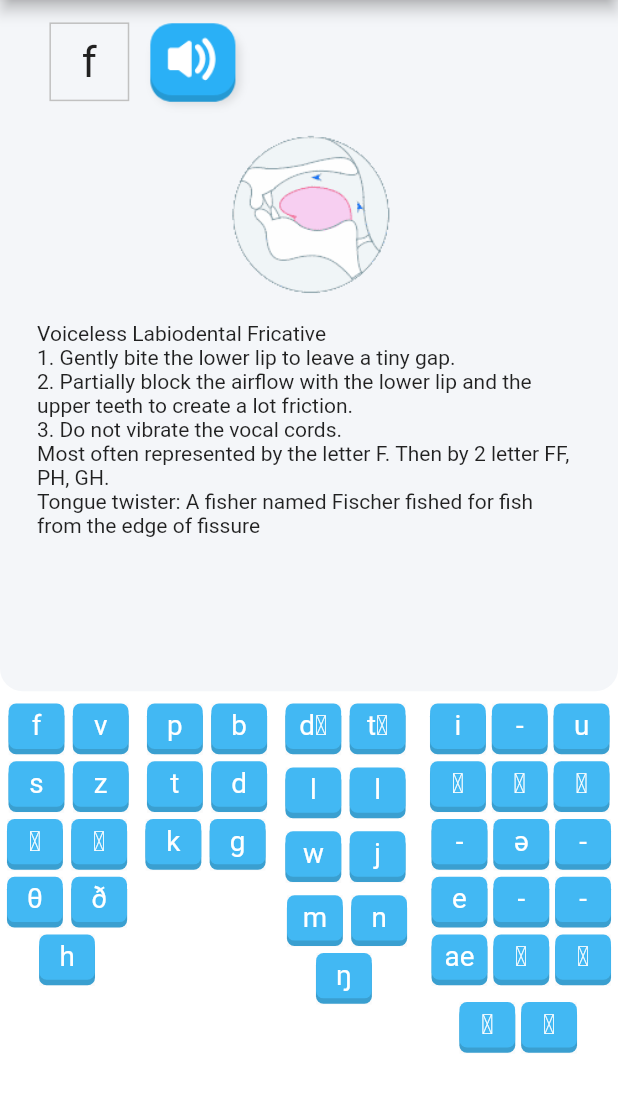
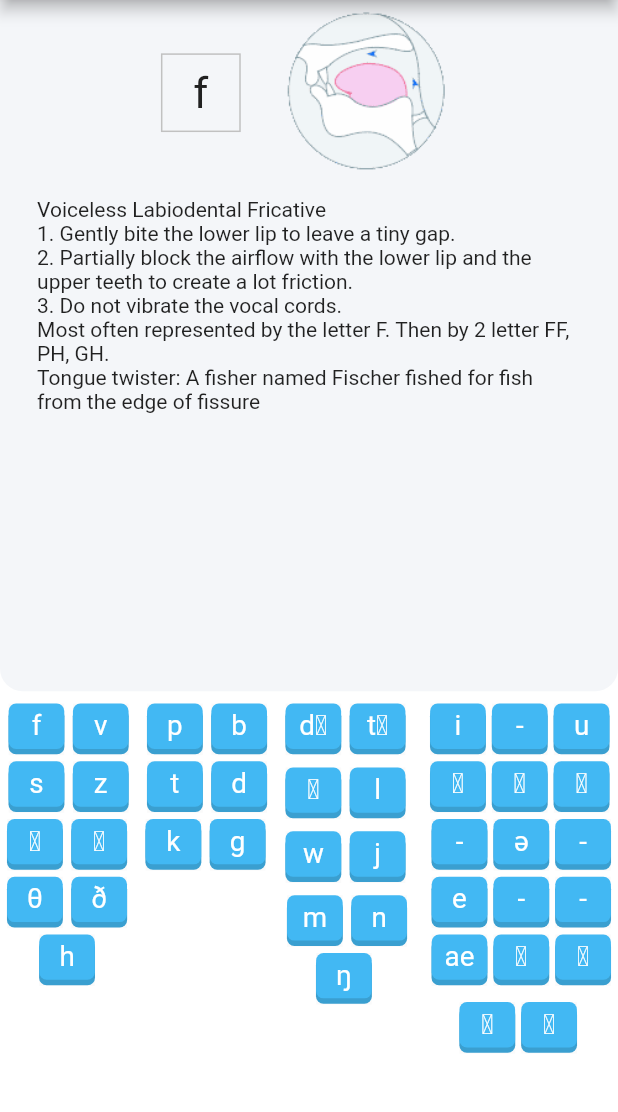
Before and after one commit to utrodus/flutter-phonetic-app, a Flutter app: the Phonetic screen opened by its route, on a phone screen of 412 x 824 dp, the part 84-1196 px from its top. Run offline on Flutter 3.47's test engine with Material 2 defaults, Android fonts, the phone set to English and light mode, and no system bars; our stand-ins replace audioplayers, expandable.

Commit message:
Fix Keyboard Content & Remove playsound Content layout

```diff
--- a/lib/screen/pages/phonetic/keyboard1.dart
+++ b/lib/screen/pages/phonetic/keyboard1.dart
@@ -216,11 +216,11 @@ Widget keyBoard1(
                         top: SizeConfig.vertical * 1,
                         left: SizeConfig.horizontal * 3),
                     child: KeyboardLayout(
-                      symbol: "l",
-                      audio: "l.mp3",
+                      symbol: "ɹ",
+                      audio: "r.mp3",
                       ontap: () {
                         Provider.of<Simbol>(context).setCurrentSymbol(12);
-                        consonant.play("l.mp3");
+                        consonant.play("r.mp3");
                       },
                     ),
                   ),
--- a/lib/screen/widgets/contentlayout.dart
+++ b/lib/screen/widgets/contentlayout.dart
@@ -37,6 +37,7 @@ class ContentLayout extends StatelessWidget {
               crossAxisAlignment: CrossAxisAlignment.start,
               children: <Widget>[
                 Row(
+                  mainAxisAlignment: MainAxisAlignment.center,
                   children: <Widget>[
                     Container(
                       padding: EdgeInsets.only(
@@ -46,7 +47,7 @@ class ContentLayout extends StatelessWidget {
                         bottom: SizeConfig.vertical * 1,
                       ),
                       margin: EdgeInsets.only(
-                        left: SizeConfig.horizontal * 5,
+                        right: SizeConfig.horizontal * 5,
                       ),
                       decoration: BoxDecoration(
                           border: Border.all(
@@ -57,39 +58,18 @@ class ContentLayout extends StatelessWidget {
                         style: TextStyle(fontSize: SizeConfig.horizontal * 7),
                       ),
                     ),
-                    Container(
-                      margin: EdgeInsets.only(
-                          left: SizeConfig.horizontal * 2,
-                          top: SizeConfig.vertical * 1),
-                      child: Material(
-                        color: Colors.transparent,
-                        child: InkWell(
-                          borderRadius: BorderRadius.circular(18),
-                          child: Image(
-                            alignment: Alignment.center,
-                            fit: BoxFit.contain,
-                            height: SizeConfig.horizontal * 18,
-                            width: SizeConfig.horizontal * 18,
-                            image: AssetImage(
-                              Palete.playButton,
-                            ),
-                          ),
-                          onTap: () {
-                            player.play(audio);
-                          },
-                        ),
+                    Image(
+                        width: SizeConfig.horizontal * 30,
+                        image: AssetImage(gif),
                       ),
-                    ),
+
                   ],
                 ),
                 Container(
                   child: Row(
                     mainAxisAlignment: MainAxisAlignment.center,
                     children: <Widget>[
-                      Image(
-                        width: SizeConfig.horizontal * 30,
-                        image: AssetImage(gif),
-                      ),
+
                     ],
                   ),
                 ),
```
